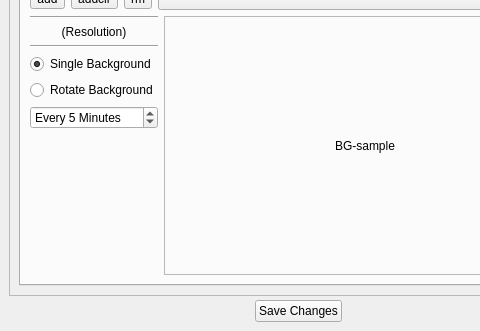
Qt form lumina-config/mainUI.ui (lumina-desktop/lumina) before a commit; both pictures show x 0 to 480 and y 111 to 442 of the 596 by 442 pixel window.
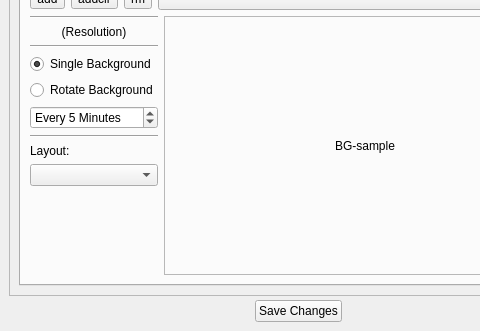
The same form after that commit. The open tabs and pages were chosen to show the change.

Commit message: Add the option for wallpaper layout/format to lumina-config.

```diff
--- a/lumina-config/mainUI.ui
+++ b/lumina-config/mainUI.ui
@@ -218,6 +218,23 @@
                   </property>
                  </widget>
                 </item>
+                <item>
+                 <widget class="Line" name="line_3">
+                  <property name="orientation">
+                   <enum>Qt::Horizontal</enum>
+                  </property>
+                 </widget>
+                </item>
+                <item>
+                 <widget class="QLabel" name="label_26">
+                  <property name="text">
+                   <string>Layout:</string>
+                  </property>
+                 </widget>
+                </item>
+                <item>
+                 <widget class="QComboBox" name="combo_desk_layout"/>
+                </item>
                 <item>
                  <spacer name="verticalSpacer">
                   <property name="orientation">
```
Left out of the diff: 8 changed lines with no effect on the pictures. The commit also changes 1 other file.
